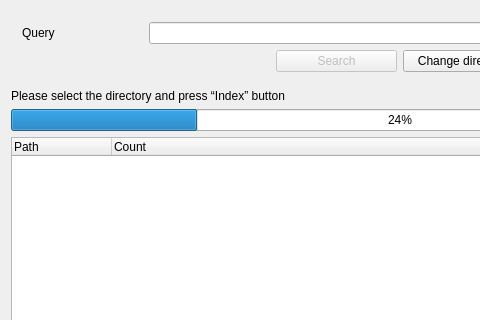
The window that mainwindow.ui (nsychev/cpp-index) describes before a commit, drawn with Qt 5; both pictures show x 0 to 480 and y 0 to 320 of the 800 by 600 pixel window.
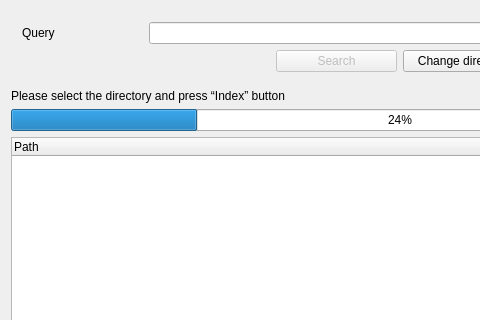
The same window after the commit.

The edit to the form file:
```diff
--- a/mainwindow.ui
+++ b/mainwindow.ui
@@ -25,18 +25,13 @@
     <item row="3" column="0" colspan="2">
      <widget class="QTreeWidget" name="fileList">
       <property name="columnCount">
-       <number>2</number>
+       <number>1</number>
       </property>
       <column>
        <property name="text">
         <string>Path</string>
        </property>
       </column>
-      <column>
-       <property name="text">
-        <string>Count</string>
-       </property>
-      </column>
      </widget>
     </item>
     <item row="1" column="0" colspan="2">
```
